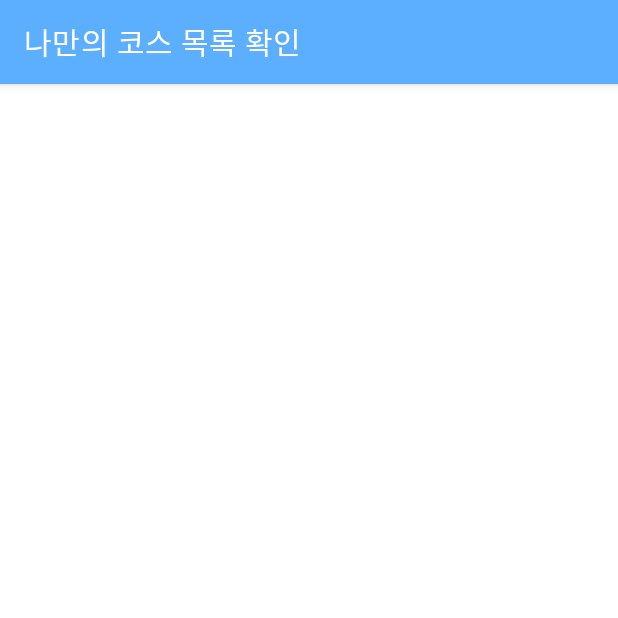
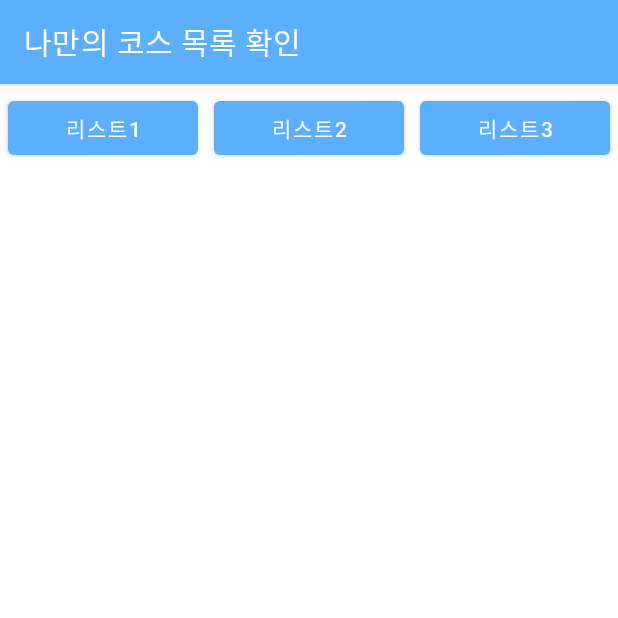
Before and after one commit to Hyobeen-Park/guru2_team21, an Android app: the Myroutelist screen opened directly, with no data from a screen before it, on a phone screen of 412 x 824 dp, the top half of it. Run offline under Robolectric (Android 15) with nearby library versions, the phone set to English and light mode, and no system bars.

Commit message:
myroutelist 리스트별 버튼 추가

```diff
--- a/app/src/main/java/com/example/guru2_team21/Myroutelist.kt
+++ b/app/src/main/java/com/example/guru2_team21/Myroutelist.kt
@@ -2,11 +2,34 @@ package com.example.guru2_team21
 
 import androidx.appcompat.app.AppCompatActivity
 import android.os.Bundle
+import android.widget.Button
 
 class Myroutelist : AppCompatActivity() {
+
+    lateinit var check_list_1 : Button
+    lateinit var check_list_2 : Button
+    lateinit var check_list_3 : Button
+
     override fun onCreate(savedInstanceState: Bundle?) {
         super.onCreate(savedInstanceState)
         setContentView(R.layout.activity_myroutelist)
         setTitle("나만의 코스 목록 확인");
+
+        check_list_1 = findViewById(R.id.check_list_1)
+        check_list_2 = findViewById(R.id.check_list_2)
+        check_list_3 = findViewById(R.id.check_list_3)
+
+        check_list_1.setOnClickListener {
+
+        }
+
+        check_list_2.setOnClickListener {
+
+        }
+
+        check_list_3.setOnClickListener {
+
+        }
+
     }
 }
--- a/app/src/main/res/layout/activity_myroutelist.xml
+++ b/app/src/main/res/layout/activity_myroutelist.xml
@@ -12,12 +12,38 @@
         android:layout_height="match_parent"
         android:orientation="horizontal">
 
+        <Button
+            android:layout_weight="1"
+            android:layout_margin="5dp"
+            android:id="@+id/check_list_1"
+            android:layout_width="wrap_content"
+            android:layout_height="wrap_content"
+            android:text="리스트1"/>
+
+        <Button
+            android:layout_weight="1"
+            android:layout_margin="5dp"
+            android:id="@+id/check_list_2"
+            android:layout_width="wrap_content"
+            android:layout_height="wrap_content"
+            android:text="리스트2"/>
+
+        <Button
+            android:layout_weight="1"
+            android:layout_margin="5dp"
+            android:id="@+id/check_list_3"
+            android:layout_width="wrap_content"
+            android:layout_height="wrap_content"
+            android:text="리스트3"/>
+
     </LinearLayout>
 
     <ScrollView
         android:layout_width="match_parent"
         android:layout_height="match_parent">
 
+
+
     </ScrollView>
 
 </LinearLayout>
```
